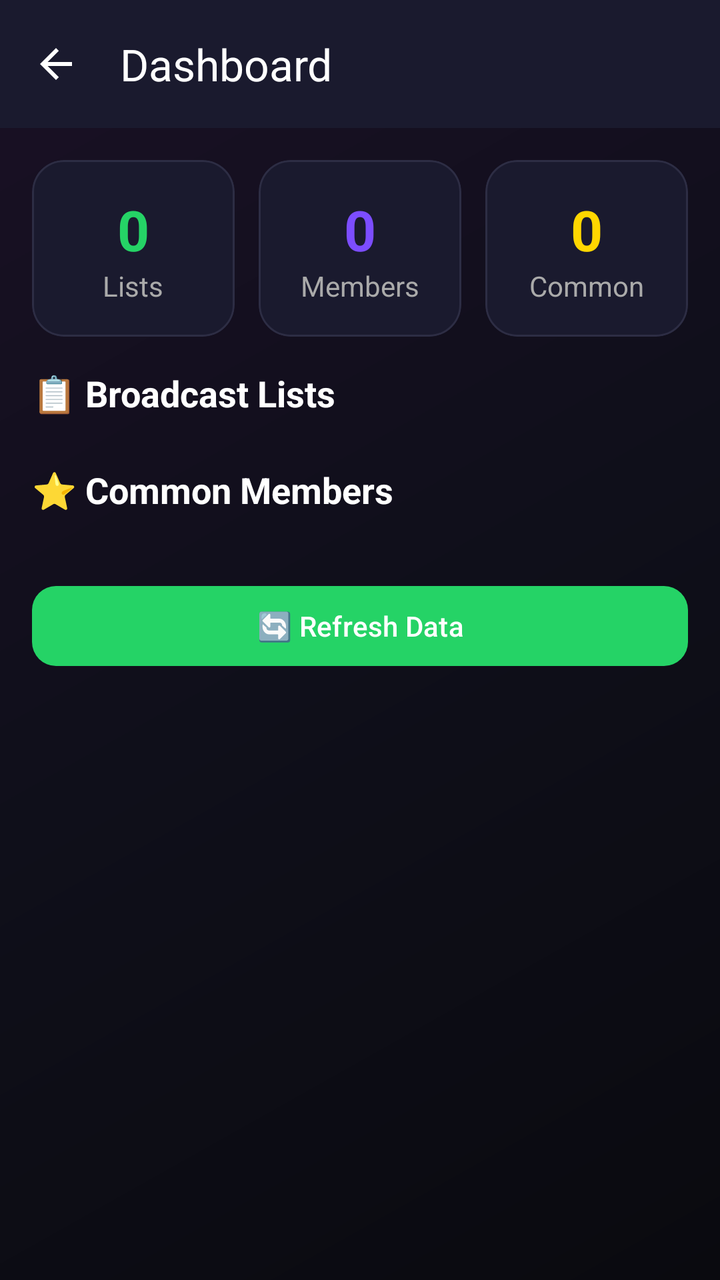
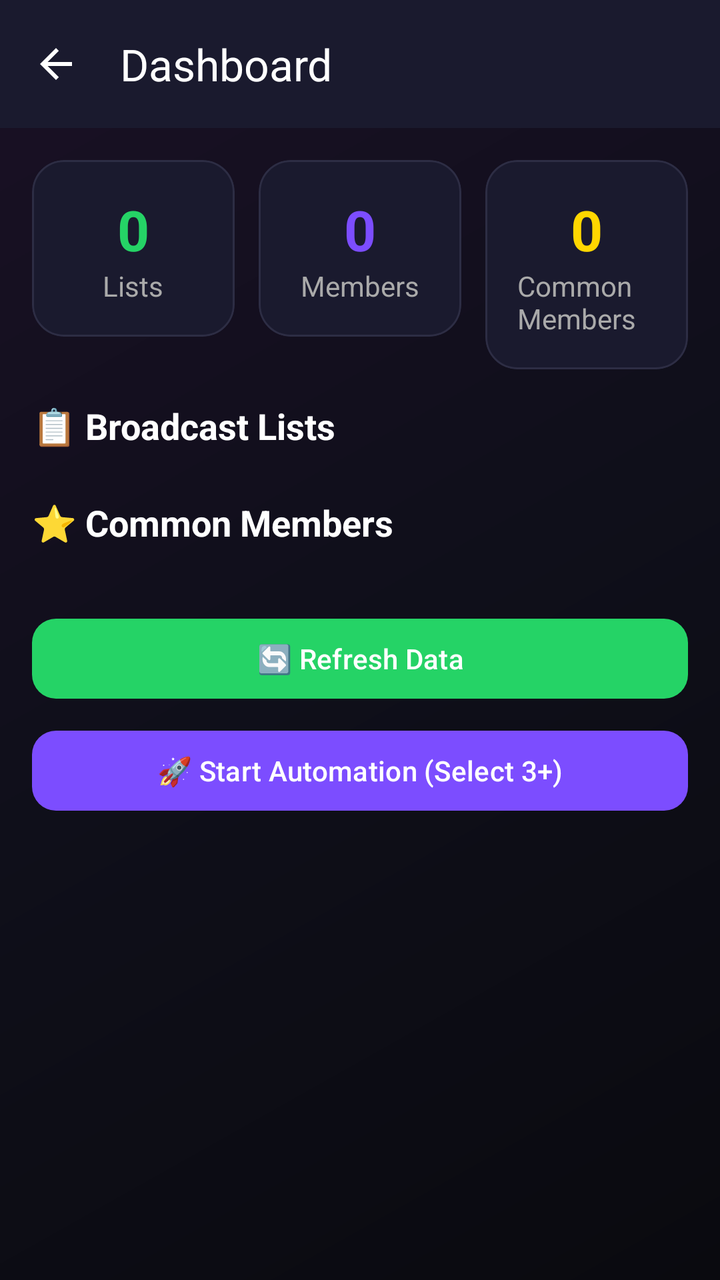

Two renders of the same Android screen: before a commit and after it. Below are the layout's source before the change and the commit's diff.
<!-- AndroidManifest.xml: activity theme Theme.GroupWeaverAI -->
<!-- res/layout/activity_dashboard.xml -->
<?xml version="1.0" encoding="utf-8"?>
<androidx.coordinatorlayout.widget.CoordinatorLayout xmlns:android="http://schemas.android.com/apk/res/android"
    xmlns:app="http://schemas.android.com/apk/res-auto"
    android:layout_width="match_parent"
    android:layout_height="match_parent"
    android:background="@drawable/gradient_bg">

    <com.google.android.material.appbar.AppBarLayout
        android:layout_width="match_parent"
        android:layout_height="wrap_content"
        android:background="@android:color/transparent"
        app:elevation="0dp">

        <com.google.android.material.appbar.MaterialToolbar
            android:id="@+id/toolbar"
            android:layout_width="match_parent"
            android:layout_height="?attr/actionBarSize"
            android:background="@color/card_glassmorphism"
            app:navigationIcon="@drawable/ic_arrow_back"
            app:navigationIconTint="@android:color/white"
            app:title="Dashboard"
            app:titleTextColor="@android:color/white" />

    </com.google.android.material.appbar.AppBarLayout>

    <androidx.core.widget.NestedScrollView
        android:layout_width="match_parent"
        android:layout_height="match_parent"
        app:layout_behavior="@string/appbar_scrolling_view_behavior">

        <LinearLayout
            android:layout_width="match_parent"
            android:layout_height="wrap_content"
            android:orientation="vertical"
            android:padding="16dp">

            
            <LinearLayout
                android:layout_width="match_parent"
                android:layout_height="wrap_content"
                android:orientation="horizontal"
                android:layout_marginBottom="16dp">

                
                <com.google.android.material.card.MaterialCardView
                    android:layout_width="0dp"
                    android:layout_height="wrap_content"
                    android:layout_weight="1"
                    android:layout_marginEnd="8dp"
                    app:cardBackgroundColor="@color/card_glassmorphism"
                    app:cardCornerRadius="16dp"
                    app:strokeWidth="1dp"
                    app:strokeColor="@color/card_border">

                    <LinearLayout
                        android:layout_width="match_parent"
                        android:layout_height="wrap_content"
                        android:orientation="vertical"
                        android:padding="16dp"
                        android:gravity="center">

                        <TextView
                            android:id="@+id/tvTotalLists"
                            android:layout_width="wrap_content"
                            android:layout_height="wrap_content"
                            android:text="0"
                            android:textSize="28sp"
                            android:textColor="@color/whatsapp_green"
                            android:textStyle="bold" />

                        <TextView
                            android:layout_width="wrap_content"
                            android:layout_height="wrap_content"
                            android:text="Lists"
                            android:textColor="@android:color/darker_gray" />

                    </LinearLayout>

                </com.google.android.material.card.MaterialCardView>

                
                <com.google.android.material.card.MaterialCardView
                    android:layout_width="0dp"
                    android:layout_height="wrap_content"
                    android:layout_weight="1"
                    android:layout_marginHorizontal="4dp"
                    app:cardBackgroundColor="@color/card_glassmorphism"
                    app:cardCornerRadius="16dp"
                    app:strokeWidth="1dp"
                    app:strokeColor="@color/card_border">

                    <LinearLayout
                        android:layout_width="match_parent"
                        android:layout_height="wrap_content"
                        android:orientation="vertical"
                        android:padding="16dp"
                        android:gravity="center">

                        <TextView
                            android:id="@+id/tvTotalMembers"
                            android:layout_width="wrap_content"
                            android:layout_height="wrap_content"
                            android:text="0"
                            android:textSize="28sp"
                            android:textColor="@color/purple_accent"
                            android:textStyle="bold" />

                        <TextView
                            android:layout_width="wrap_content"
                            android:layout_height="wrap_content"
                            android:text="Members"
                            android:textColor="@android:color/darker_gray" />

                    </LinearLayout>

                </com.google.android.material.card.MaterialCardView>

                
                <com.google.android.material.card.MaterialCardView
                    android:layout_width="0dp"
                    android:layout_height="wrap_content"
                    android:layout_weight="1"
                    android:layout_marginStart="8dp"
                    app:cardBackgroundColor="@color/card_glassmorphism"
                    app:cardCornerRadius="16dp"
                    app:strokeWidth="1dp"
                    app:strokeColor="@color/card_border">

                    <LinearLayout
                        android:layout_width="match_parent"
                        android:layout_height="wrap_content"
                        android:orientation="vertical"
                        android:padding="16dp"
                        android:gravity="center">

                        <TextView
                            android:id="@+id/tvCommonCount"
                            android:layout_width="wrap_content"
                            android:layout_height="wrap_content"
                            android:text="0"
                            android:textSize="28sp"
                            android:textColor="#FFD700"
                            android:textStyle="bold" />

                        <TextView
                            android:layout_width="wrap_content"
                            android:layout_height="wrap_content"
                            android:text="Common"
                            android:textColor="@android:color/darker_gray" />

                    </LinearLayout>

                </com.google.android.material.card.MaterialCardView>

            </LinearLayout>

            
            <TextView
                android:layout_width="wrap_content"
                android:layout_height="wrap_content"
                android:text="📋 Broadcast Lists"
                android:textSize="18sp"
                android:textColor="@android:color/white"
                android:textStyle="bold"
                android:layout_marginBottom="8dp" />

            <androidx.recyclerview.widget.RecyclerView
                android:id="@+id/rvLists"
                android:layout_width="match_parent"
                android:layout_height="wrap_content"
                android:nestedScrollingEnabled="false" />

            
            <TextView
                android:layout_width="wrap_content"
                android:layout_height="wrap_content"
                android:text="⭐ Common Members"
                android:textSize="18sp"
                android:textColor="@android:color/white"
                android:textStyle="bold"
                android:layout_marginTop="16dp"
                android:layout_marginBottom="8dp" />

            <TextView
                android:id="@+id/tvNoCommon"
                android:layout_width="match_parent"
                android:layout_height="wrap_content"
                android:text="No common members found"
                android:textColor="@android:color/darker_gray"
                android:gravity="center"
                android:padding="24dp"
                android:visibility="gone" />

            <com.google.android.material.card.MaterialCardView
                android:id="@+id/cardCommonMembers"
                android:layout_width="match_parent"
                android:layout_height="wrap_content"
                app:cardBackgroundColor="@color/card_glassmorphism"
                app:cardCornerRadius="16dp"
                app:strokeWidth="1dp"
                app:strokeColor="#FFD700"
                android:visibility="gone">

                <androidx.recyclerview.widget.RecyclerView
                    android:id="@+id/rvCommonMembers"
                    android:layout_width="match_parent"
                    android:layout_height="wrap_content"
                    android:padding="8dp"
                    android:nestedScrollingEnabled="false" />

            </com.google.android.material.card.MaterialCardView>

            
            <com.google.android.material.button.MaterialButton
                android:id="@+id/btnRefresh"
                android:layout_width="match_parent"
                android:layout_height="wrap_content"
                android:layout_marginTop="24dp"
                android:text="🔄 Refresh Data"
                android:textColor="@android:color/white"
                app:backgroundTint="@color/whatsapp_green"
                app:cornerRadius="12dp" />

        </LinearLayout>

    </androidx.core.widget.NestedScrollView>

</androidx.coordinatorlayout.widget.CoordinatorLayout>
<!-- resources referenced by this layout -->
<resources>
  <color name="card_border">#2D2D44</color>
  <color name="card_glassmorphism">#1A1A2E</color>
  <color name="purple_accent">#7C4DFF</color>
  <color name="whatsapp_green">#25D366</color>
  <!-- drawable gradient_bg (drawable) -->
  <?xml version="1.0" encoding="utf-8"?>
  <shape xmlns:android="http://schemas.android.com/apk/res/android">
      <gradient
          android:type="linear"
          android:angle="135"
          android:startColor="#0a0a0f"
          android:centerColor="#0f0f1a"
          android:endColor="#1a1025" />
  </shape>
  <!-- drawable ic_arrow_back (drawable) -->
  <vector xmlns:android="http://schemas.android.com/apk/res/android"
      android:width="24dp"
      android:height="24dp"
      android:viewportWidth="24"
      android:viewportHeight="24"
      android:tint="?attr/colorControlNormal">
      <path
          android:fillColor="@android:color/white"
          android:pathData="M20,11H7.83l5.59,-5.59L12,4l-8,8 8,8 1.41,-1.41L7.83,13H20v-2z"/>
  </vector>
  <style name="Theme.GroupWeaverAI" parent="Theme.Material3.Dark.NoActionBar">
          <item name="colorPrimary">#25D366</item>
          <item name="colorPrimaryDark">#128C7E</item>
          <item name="colorAccent">#7C4DFF</item>
          <item name="android:statusBarColor">#121212</item>
          <item name="android:navigationBarColor">#121212</item>
          <item name="android:windowBackground">#121212</item>
      </style>
</resources>

<!-- the commit's change to res/layout/activity_dashboard.xml (unified diff, before → after) -->
@@ -145,7 +145,7 @@
                         <TextView
                             android:layout_width="wrap_content"
                             android:layout_height="wrap_content"
-                            android:text="Common"
+                            android:text="Common Members"
                             android:textColor="@android:color/darker_gray" />
 
                     </LinearLayout>
@@ -221,6 +221,20 @@
                 app:backgroundTint="@color/whatsapp_green"
                 app:cornerRadius="12dp" />
 
+
+
+            
+            <com.google.android.material.button.MaterialButton
+                android:id="@+id/btnStart"
+                android:layout_width="match_parent"
+                android:layout_height="wrap_content"
+                android:layout_marginTop="8dp"
+                android:text="🚀 Start Automation (Select 3+)"
+                android:textColor="@android:color/white"
+                app:backgroundTint="@color/purple_accent"
+                app:cornerRadius="12dp"
+                android:enabled="false" />
+
         </LinearLayout>
 
     </androidx.core.widget.NestedScrollView>
